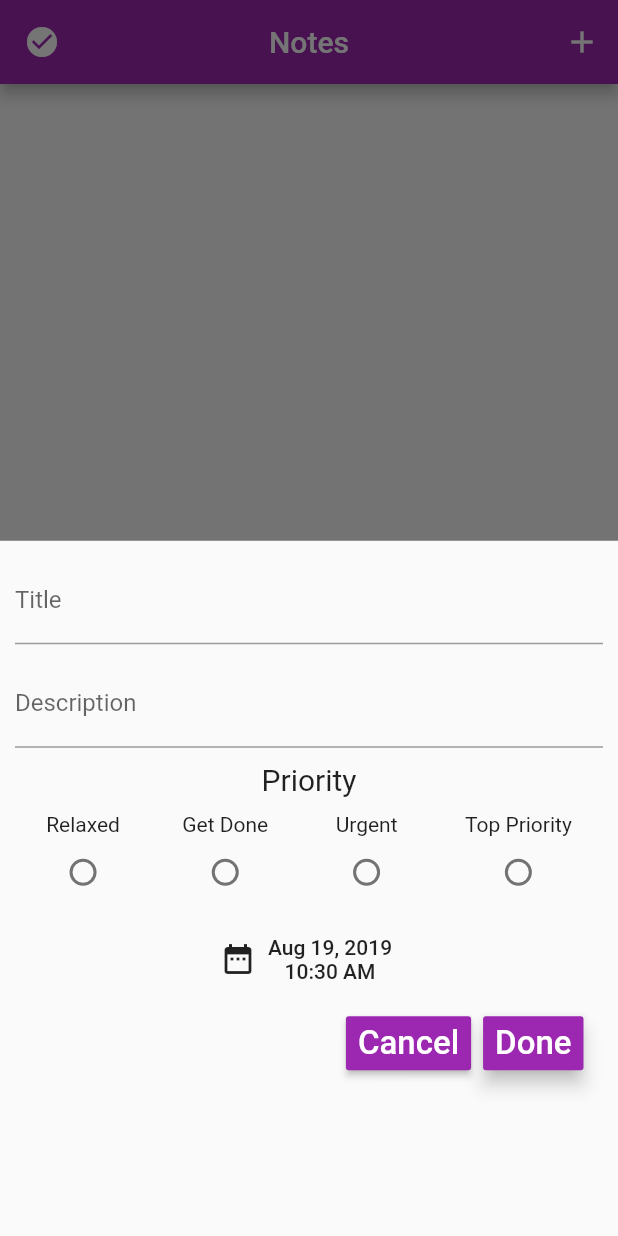
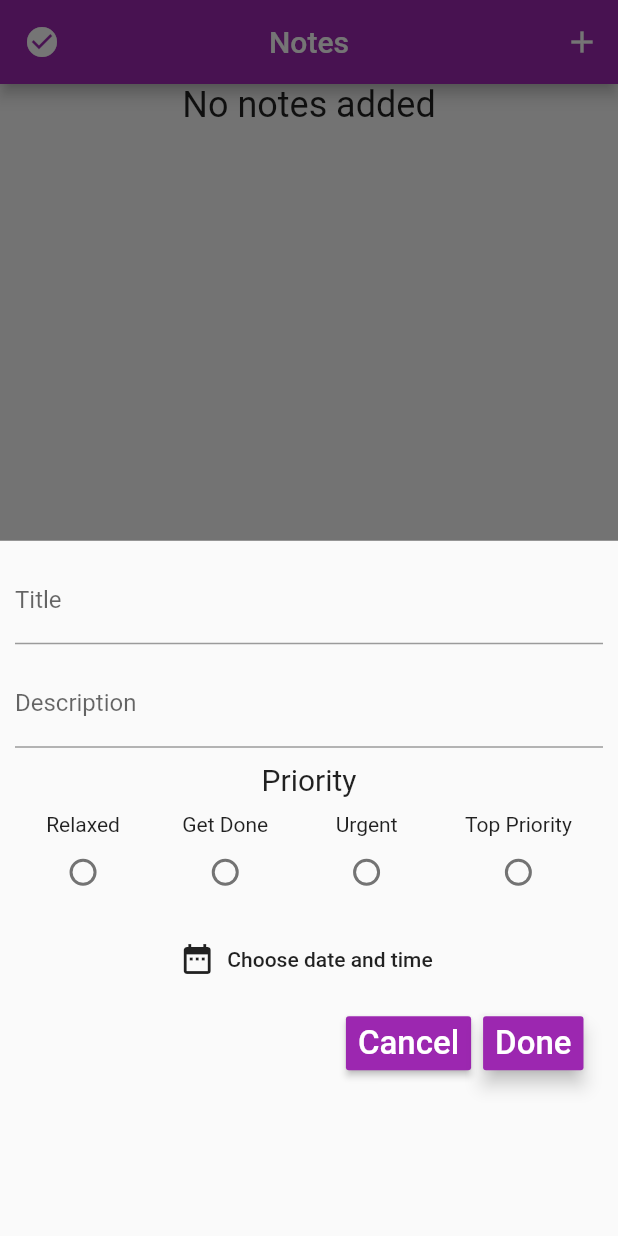
Before and after one commit to LloydNicholson/note-taking-app-flutter, a Flutter app: the screen it shows after launch, after a tap on the "add" icon, on a phone screen of 412 x 824 dp. Run offline on Flutter 3.47's test engine with Material 2 defaults, Android fonts, the phone set to English and light mode, and no system bars; our stand-ins replace cloud_firestore; accounts and stored records are empty.

```diff
--- a/lib/widgets/active_notes_list.dart
+++ b/lib/widgets/active_notes_list.dart
@@ -26,11 +26,9 @@ class _ActiveNotesListState extends State<ActiveNotesList>
           child: StreamBuilder<QuerySnapshot>(
               stream: notesData.currentNotes.snapshots(),
               builder: (context, snapshot) {
-              if (snapshot.hasData) notesData.currentNotes.orderBy('title');
                 if (snapshot.connectionState == ConnectionState.waiting)
                   return Center(child: CircularProgressIndicator());
-              return Expanded(
-                child: snapshot.data.documents.length <= 0
+                return snapshot.data.documents.length <= 0
                     ? Center(
                         child: Text(
                           'No notes added',
@@ -49,7 +47,6 @@ class _ActiveNotesListState extends State<ActiveNotesList>
                             animation: animation,
                           );
                         },
-                      ),
                       );
               },
             ),
--- a/lib/widgets/new_note.dart
+++ b/lib/widgets/new_note.dart
@@ -58,8 +58,8 @@ class _NewNoteState extends State<NewNote> {
       startDescription = TextEditingController(text: '');
       newDescription = startDescription.text;
       urgency = null;
-      pickedDate = DateTime.now();
-      pickedTime = DateTime.now();
+      pickedDate = null;
+      pickedTime = null;
     }
   }
 
@@ -71,10 +71,7 @@ class _NewNoteState extends State<NewNote> {
   }
 
   void _navigateAndSendDataOnPop() {
-    if (newTitle.isEmpty ||
-        newDescription.isEmpty ||
-        pickedDate == null ||
-        pickedTime == null) {
+    if (newTitle.isEmpty || newDescription.isEmpty) {
       return;
     }
 
@@ -290,16 +287,16 @@ class _NewNoteState extends State<NewNote> {
               ),
               SizedBox(height: 10),
               FlatButton.icon(
-                label: Column(
-                  children: <Widget>[
-                    Text(pickedDate != null
-                        ? '${DateFormat.yMMMd().format(pickedDate)}'
-                        : 'Choose date'),
-                    Text(pickedDate != null
-                        ? '${TimeOfDay.fromDateTime(pickedTime).format(context)}'
-                        : 'Choose date'),
-                  ],
-                ),
+                label: (pickedDate != null || pickedTime != null)
+                    ? Column(
+                        children: <Widget>[
+                          Text('${DateFormat.yMMMd().format(pickedDate)}'),
+                          Text(
+                            '${TimeOfDay.fromDateTime(pickedTime).format(context)}',
+                          ),
+                        ],
+                      )
+                    : Text('Choose date and time'),
                 icon: Icon(Icons.date_range),
                 onPressed: () => _chooseDate(context),
               ),
```
Lines whose indentation alone changed are shown as unchanged.
